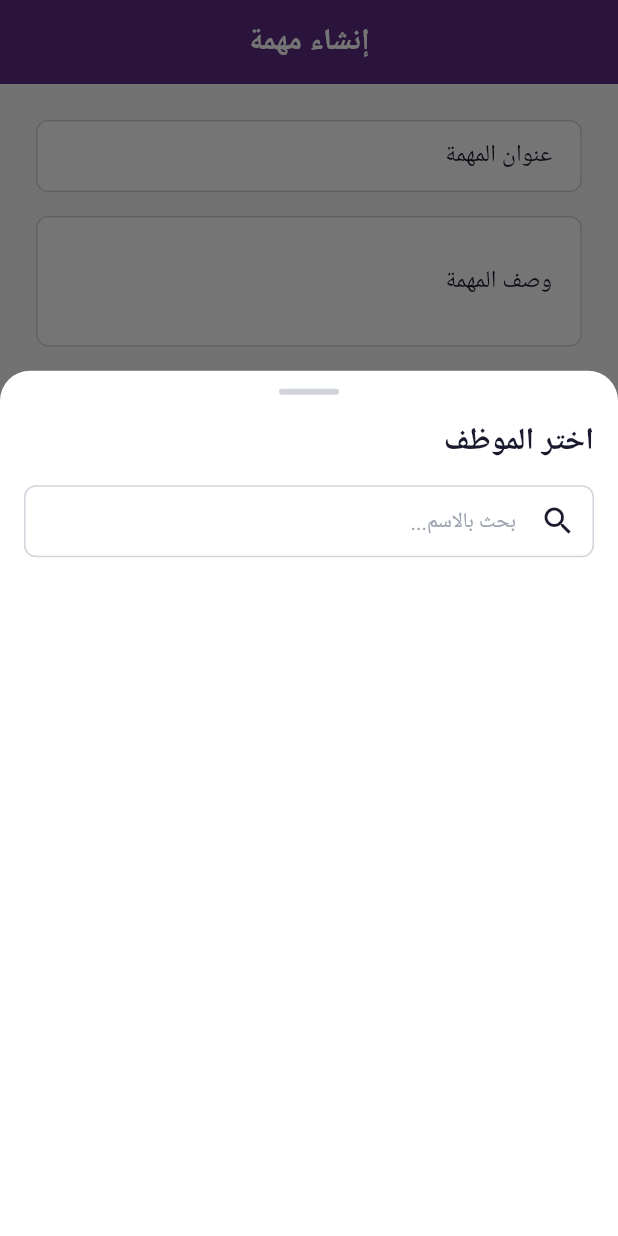
After one commit to mostafaahmedbahr/Nabd-Alattaa-Team, a Flutter app: the CreateTaskScreen screen opened by its route, after a tap on the "person outline" icon, on a phone screen of 412 x 824 dp. The commit adds this screen. Run offline on Flutter 3.47's test engine with Material 3 defaults, Android fonts, the light colour scheme and no system bars; our stand-ins replace bloc, cloud_firestore, dartz, equatable, firebase_analytics, firebase_auth and 8 more; accounts and stored records are empty; Roboto replaces fonts that are missing (Cairo).

Commit message:
tasks part 1 assign task to user

```diff
--- a/lib/core/widgets/custom_button.dart
+++ b/lib/core/widgets/custom_button.dart
@@ -4,7 +4,7 @@ import '../constants/app_colors.dart';
 
 class CustomButton extends StatelessWidget {
   final String text;
-  final VoidCallback onPressed;
+  final VoidCallback? onPressed;
   final bool isLoading;
   final bool isOutlined;
   final double? width;
@@ -16,7 +16,7 @@ class CustomButton extends StatelessWidget {
   const CustomButton({
     super.key,
     required this.text,
-    required this.onPressed,
+    this.onPressed,
     this.isLoading = false,
     this.isOutlined = false,
     this.width,
--- a/lib/features/tasks/presentation/view_model/task_cubit.dart
+++ b/lib/features/tasks/presentation/view_model/task_cubit.dart
@@ -29,6 +29,7 @@ class TaskCubit extends Cubit<TaskState> {
   }
 
   Future<void> createTask(TaskModel task) async {
+    emit(TaskCreating());
     final result = await taskRepository.createTask(task);
     result.fold(
       (failure) => emit(TaskError(message: failure.message)),
--- a/lib/features/tasks/presentation/view_model/task_state.dart
+++ b/lib/features/tasks/presentation/view_model/task_state.dart
@@ -26,6 +26,10 @@ class TaskLoaded extends TaskState {
   List<Object?> get props => [tasks];
 }
 
+class TaskCreating extends TaskState {
+  const TaskCreating();
+}
+
 class TaskError extends TaskState {
   final String message;
 
--- a/lib/features/tasks/presentation/views/create_task_screen.dart
+++ b/lib/features/tasks/presentation/views/create_task_screen.dart
@@ -1,3 +1,5 @@
+import 'package:cloud_firestore/cloud_firestore.dart';
+import 'package:firebase_auth/firebase_auth.dart';
 import 'package:flutter/material.dart';
 import 'package:flutter_bloc/flutter_bloc.dart';
 import 'package:go_router/go_router.dart';
@@ -7,8 +9,11 @@ import '../../../../core/constants/app_colors.dart';
 import '../../../../core/constants/app_strings.dart';
 import '../../../../core/widgets/custom_button.dart';
 import '../../../../core/widgets/custom_text_field.dart';
+import '../../../users/data/models/user_model.dart';
+import '../../../users/presentation/widgets/user_search_dropdown.dart';
 import '../../data/models/task_model.dart';
 import '../view_model/task_cubit.dart';
+import '../view_model/task_state.dart';
 
 class CreateTaskScreen extends StatefulWidget {
   const CreateTaskScreen({super.key});
@@ -22,8 +27,36 @@ class _CreateTaskScreenState extends State<CreateTaskScreen> {
   final _titleController = TextEditingController();
   final _descriptionController = TextEditingController();
   String _selectedPriority = 'medium';
-  String _selectedAssignee = '';
+  String _selectedAssigneeId = '';
+  String _selectedAssigneeName = '';
   DateTime _dueDate = DateTime.now().add(const Duration(days: 1));
+  String _currentUserName = '';
+  String _currentUserId = '';
+
+  @override
+  void initState() {
+    super.initState();
+    _loadCurrentUser();
+  }
+
+  void _loadCurrentUser() {
+    final user = FirebaseAuth.instance.currentUser;
+    if (user != null) {
+      _currentUserId = user.uid;
+      // Fetch user name from Firestore
+      FirebaseFirestore.instance
+          .collection('users')
+          .doc(user.uid)
+          .get()
+          .then((doc) {
+        if (doc.exists) {
+          setState(() {
+            _currentUserName = doc.data()?['user_name'] ?? '';
+          });
+        }
+      });
+    }
+  }
 
   @override
   void dispose() {
@@ -58,6 +91,19 @@ class _CreateTaskScreenState extends State<CreateTaskScreen> {
                 controller: _descriptionController,
                 labelText: AppStrings.taskDescription,
                 maxLines: 3,
+              ),
+              const SizedBox(height: 16),
+
+              // Assignee Dropdown
+              UserSearchDropdown(
+                selectedUserId: _selectedAssigneeId,
+                selectedUserName: _selectedAssigneeName,
+                onUserSelected: (UserModel user) {
+                  setState(() {
+                    _selectedAssigneeId = user.id ?? '';
+                    _selectedAssigneeName = user.name;
+                  });
+                },
               ),
               const SizedBox(height: 16),
 
@@ -103,18 +149,33 @@ class _CreateTaskScreenState extends State<CreateTaskScreen> {
               ),
               const SizedBox(height: 24),
 
-              CustomButton(
+              BlocConsumer<TaskCubit, TaskState>(
+                listener: (context, state) {
+                  if (state is TaskLoaded) {
+                    context.pop();
+                  } else if (state is TaskError) {
+                    ScaffoldMessenger.of(context).showSnackBar(
+                      SnackBar(content: Text(state.message)),
+                    );
+                  }
+                },
+                builder: (context, state) {
+                  final isLoading = state is TaskCreating;
+                  return CustomButton(
                     text: AppStrings.save,
-                onPressed: () {
+                    isLoading: isLoading,
+                    onPressed: isLoading
+                        ? null
+                        : () {
                             if (_formKey.currentState!.validate()) {
                               final task = TaskModel(
                                 id: const Uuid().v4(),
                                 title: _titleController.text,
                                 description: _descriptionController.text,
-                      assigneeId: _selectedAssignee,
-                      assigneeName: '',
-                      creatorId: 'current_user',
-                      creatorName: '',
+                                assigneeId: _selectedAssigneeId,
+                                assigneeName: _selectedAssigneeName,
+                                creatorId: _currentUserId,
+                                creatorName: _currentUserName,
                                 priority: _selectedPriority,
                                 status: 'not_started',
                                 dueDate: _dueDate,
@@ -123,8 +184,9 @@ class _CreateTaskScreenState extends State<CreateTaskScreen> {
                               );
 
                               context.read<TaskCubit>().createTask(task);
-                    context.pop();
                             }
+                          },
+                  );
                 },
               ),
             ],
--- /dev/null
+++ b/lib/features/users/presentation/widgets/user_search_dropdown.dart
@@ -0,0 +1,221 @@
+import 'package:firebase_auth/firebase_auth.dart';
+import 'package:flutter/material.dart';
+import 'package:flutter_bloc/flutter_bloc.dart';
+import 'package:flutter_screenutil/flutter_screenutil.dart';
+
+import '../../../../core/constants/app_colors.dart';
+import '../../data/models/user_model.dart';
+import '../view_model/users_cubit.dart';
+import '../view_model/users_states.dart';
+
+class UserSearchDropdown extends StatefulWidget {
+  final String? selectedUserId;
+  final String? selectedUserName;
+  final ValueChanged<UserModel> onUserSelected;
+
+  const UserSearchDropdown({
+    super.key,
+    this.selectedUserId,
+    this.selectedUserName,
+    required this.onUserSelected,
+  });
+
+  @override
+  State<UserSearchDropdown> createState() => _UserSearchDropdownState();
+}
+
+class _UserSearchDropdownState extends State<UserSearchDropdown> {
+  @override
+  Widget build(BuildContext context) {
+    return GestureDetector(
+      onTap: () => _showUserBottomSheet(context),
+      child: Container(
+        width: double.infinity,
+        padding: const EdgeInsets.symmetric(horizontal: 14, vertical: 16),
+        decoration: BoxDecoration(
+          color: AppColors.surface,
+          borderRadius: BorderRadius.circular(10),
+          border: Border.all(color: AppColors.grey200),
+        ),
+        child: Row(
+          children: [
+            Icon(Icons.person_outline, color: AppColors.grey400, size: 20.r),
+            SizedBox(width: 10.w),
+            Expanded(
+              child: Text(
+                widget.selectedUserName ?? 'اختر الموظف',
+                style: TextStyle(
+                  fontSize: 14.sp,
+                  color: widget.selectedUserName != null
+                      ? AppColors.textPrimary
+                      : AppColors.grey400,
+                ),
+              ),
+            ),
+            Icon(Icons.keyboard_arrow_down, color: AppColors.grey400, size: 20.r),
+          ],
+        ),
+      ),
+    );
+  }
+
+  void _showUserBottomSheet(BuildContext context) {
+    showModalBottomSheet(
+      context: context,
+      isScrollControlled: true,
+      shape: const RoundedRectangleBorder(
+        borderRadius: BorderRadius.vertical(top: Radius.circular(20)),
+      ),
+      builder: (_) => BlocProvider.value(
+        value: context.read<UsersCubit>(),
+        child: _UserSearchSheet(
+          selectedUserId: widget.selectedUserId,
+          onUserSelected: (user) {
+            widget.onUserSelected(user);
+            Navigator.pop(context);
+          },
+        ),
+      ),
+    );
+  }
+}
+
+class _UserSearchSheet extends StatefulWidget {
+  final String? selectedUserId;
+  final ValueChanged<UserModel> onUserSelected;
+
+  const _UserSearchSheet({
+    this.selectedUserId,
+    required this.onUserSelected,
+  });
+
+  @override
+  State<_UserSearchSheet> createState() => _UserSearchSheetState();
+}
+
+class _UserSearchSheetState extends State<_UserSearchSheet> {
+  final _searchController = TextEditingController();
+  String _searchQuery = '';
+
+  @override
+  void dispose() {
+    _searchController.dispose();
+    super.dispose();
+  }
+
+  @override
+  Widget build(BuildContext context) {
+    return DraggableScrollableSheet(
+      initialChildSize: 0.7,
+      minChildSize: 0.5,
+      maxChildSize: 0.9,
+      expand: false,
+      builder: (context, scrollController) {
+        return Directionality(
+          textDirection: TextDirection.rtl,
+          child: Column(
+            children: [
+              Container(
+                margin: const EdgeInsets.only(top: 12),
+                width: 40,
+                height: 4,
+                decoration: BoxDecoration(
+                  color: AppColors.grey300,
+                  borderRadius: BorderRadius.circular(2),
+                ),
+              ),
+              Padding(
+                padding: const EdgeInsets.all(16),
+                child: Column(
+                  crossAxisAlignment: CrossAxisAlignment.start,
+                  children: [
+                    Text(
+                      'اختر الموظف',
+                      style: TextStyle(
+                        fontSize: 18.sp,
+                        fontWeight: FontWeight.bold,
+                      ),
+                    ),
+                    SizedBox(height: 12.h),
+                    TextField(
+                      controller: _searchController,
+                      decoration: InputDecoration(
+                        hintText: 'بحث بالاسم...',
+                        prefixIcon: const Icon(Icons.search),
+                        border: OutlineInputBorder(
+                          borderRadius: BorderRadius.circular(10),
+                        ),
+                      ),
+                      onChanged: (value) {
+                        setState(() {
+                          _searchQuery = value;
+                        });
+                      },
+                    ),
+                  ],
+                ),
+              ),
+              Expanded(
+                child: BlocBuilder<UsersCubit, UsersStates>(
+                  builder: (context, state) {
+                    if (state is UsersLoadingState) {
+                      return const Center(child: CircularProgressIndicator());
+                    }
+
+                    if (state is UsersErrorState) {
+                      return Center(child: Text(state.message));
+                    }
+
+                    if (state is UsersSuccessState) {
+                      final currentUserId = FirebaseAuth.instance.currentUser?.uid;
+                      final filteredUsers = state.users.where((user) {
+                        if (user.id == currentUserId) return false;
+                        final name = user.name.toLowerCase();
+                        final query = _searchQuery.toLowerCase();
+                        return name.contains(query);
+                      }).toList();
+
+                      if (filteredUsers.isEmpty) {
+                        return const Center(child: Text('لا يوجد نتائج'));
+                      }
+
+                      return ListView.builder(
+                        controller: scrollController,
+                        itemCount: filteredUsers.length,
+                        itemBuilder: (context, index) {
+                          final user = filteredUsers[index];
+                          final isSelected = user.id == widget.selectedUserId;
+
+                          return ListTile(
+                            leading: CircleAvatar(
+                              backgroundColor: AppColors.primary.withOpacity(0.1),
+                              child: Text(
+                                user.name.isNotEmpty ? user.name[0] : '?',
+                                style: TextStyle(
+                                  color: AppColors.primary,
+                                  fontWeight: FontWeight.bold,
+                                ),
+                              ),
+                            ),
+                            title: Text(user.name),
+                            subtitle: Text(user.position.isNotEmpty ? user.position : user.email),
+                            trailing: isSelected
+                                ? Icon(Icons.check_circle, color: AppColors.primary)
+                                : null,
+                            onTap: () => widget.onUserSelected(user),
+                          );
+                        },
+                      );
+                    }
+
+                    return const SizedBox.shrink();
+                  },
+                ),
+              ),
+            ],
+          ),
+        );
+      },
+    );
+  }
+}
```
Also changed, not shown: lib/features/tasks/presentation/views/tasks_screen.dart (+59 -24 lines), lib/features/tasks/presentation/widgets/task_card.dart (+12 -1 lines), lib/features/users/data/models/user_model.dart (+24 -23 lines), lib/main.dart (+1 -19 lines), lib/my_app.dart (+9 -0 lines). Lines whose indentation alone changed are shown as unchanged.
